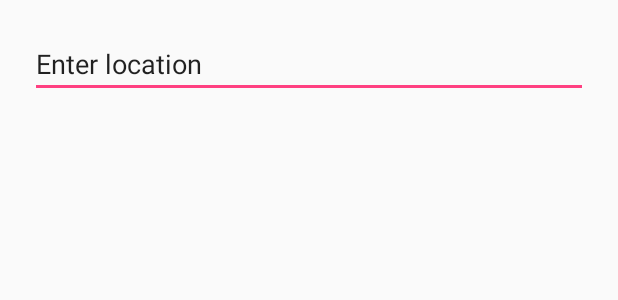
After one commit to Priyanka2806/MC_Project, an Android app: the layout activity_google_places.xml on its own in the app's theme, with its tools: preview values and no code run, on a phone screen of 412 x 824 dp. The commit adds this screen. Shown: the top 300 px of the screen. Run offline under Robolectric (Android 15) with nearby library versions, the phone set to English and light mode, and no system bars.

Commit message:
search bar done

```diff
--- a/app/build.gradle
+++ b/app/build.gradle
@@ -28,4 +28,5 @@ dependencies {
     compile 'com.android.support:design:24.2.1'
     compile 'com.jakewharton:butterknife:6.1.0'
     compile 'com.google.android.gms:play-services-maps:9.4.0'
+    compile 'com.google.android.gms:play-services-places:9.4.0'
 }
--- a/app/src/main/java/easyrent/iiitd/com/easyrent_v1/ERLoginActivity.java
+++ b/app/src/main/java/easyrent/iiitd/com/easyrent_v1/ERLoginActivity.java
@@ -52,8 +52,7 @@ public class ERLoginActivity extends AppCompatActivity {
 
         loginButton.setOnClickListener(new View.OnClickListener() {
             public void onClick(View v) {
-
-                Intent intent = new Intent(getApplicationContext(), MapsActivity.class);
+                Intent intent = new Intent(getApplicationContext(), PostPropertyActivity.class);
                 startActivity(intent);
 
 
--- /dev/null
+++ b/app/src/main/res/layout/activity_google_places.xml
@@ -0,0 +1,19 @@
+<?xml version="1.0" encoding="utf-8"?>
+<LinearLayout xmlns:android="http://schemas.android.com/apk/res/android"
+    xmlns:tools="http://schemas.android.com/tools"
+    android:layout_width="match_parent"
+    android:layout_height="match_parent"
+    android:orientation="vertical"
+    android:padding="20dp"
+    tools:context="easyrent.iiitd.com.easyrent_v1.GooglePlacesActivity">
+
+    <AutoCompleteTextView
+        android:id="@+id/autoCompleteTextView"
+        android:layout_width="match_parent"
+        android:layout_height="wrap_content"
+        android:ems="10"
+        android:text="Enter location" >
+        <requestFocus />
+    </AutoCompleteTextView>
+
+</LinearLayout>
--- a/app/src/main/res/layout/activity_post_property.xml
+++ b/app/src/main/res/layout/activity_post_property.xml
@@ -133,7 +133,11 @@
                 android:layout_width="wrap_content"
                 android:layout_height="wrap_content"
                 android:layout_column="1"/>
-
+            <Button android:text="Show map"
+                android:id="@+id/showMapBtn"
+                android:layout_width="wrap_content"
+                android:layout_height="wrap_content"
+                android:layout_column="1"/>
 
         </TableRow>
 
```
Also changed, not shown: app/src/main/AndroidManifest.xml (+5 -6 lines), app/src/main/java/easyrent/iiitd/com/easyrent_v1/PostPropertyActivity.java (+65 -0 lines).
